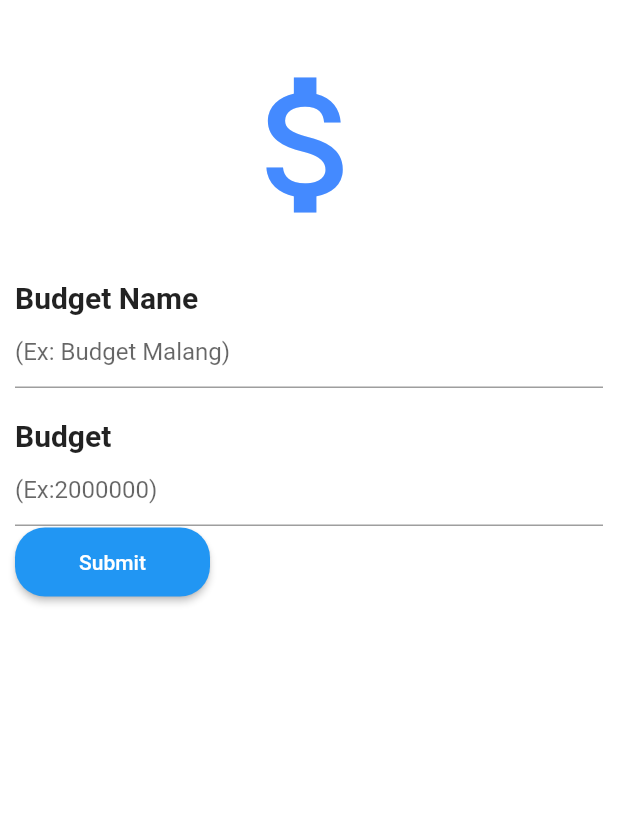
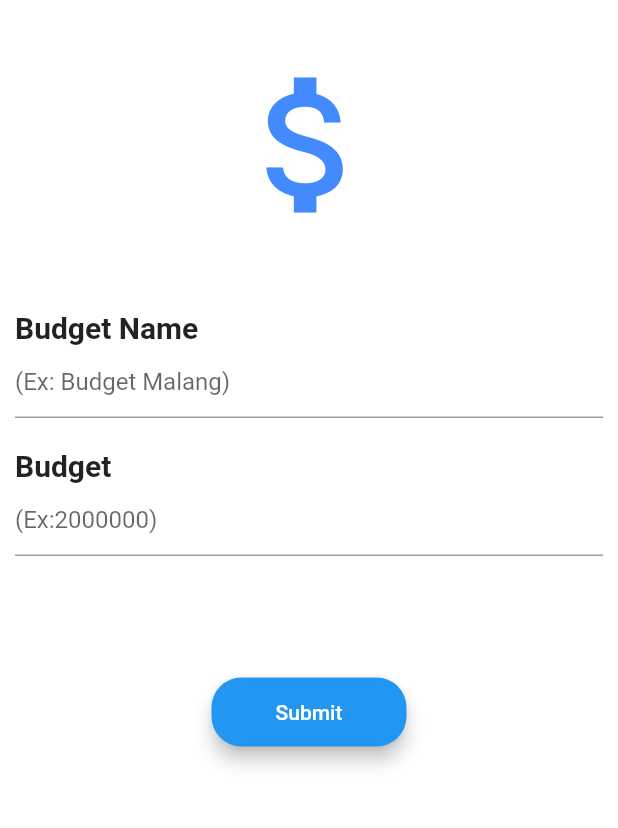
Before and after one commit to JonathanAndrei12/Backpacker-Mate, a Flutter app: the BudgetManagementPage screen opened directly, on a phone screen of 412 x 824 dp, the part 59-887 px from its top. Run offline on Flutter 3.47's test engine with Material 2 defaults, Android fonts, the phone set to English and light mode, and no system bars; our stand-ins replace cloud_firestore, equatable, firebase_auth, firebase_core, firebase_storage, flutter_spinkit and 2 more; accounts and stored records are empty; Roboto replaces fonts that are missing (Arial).

Commit message:
koreksi tipis
perbaikan letak button , lanjutan halaman

```diff
--- a/lib/ui/pages/budgetman_page.dart
+++ b/lib/ui/pages/budgetman_page.dart
@@ -43,7 +43,7 @@ class _BudgetManagementPageState extends State<BudgetManagementPage> {
                             size: 120.0,
                           ),
                         ),
-                        SizedBox(height: 30),
+                        SizedBox(height: 50),
                         Text(
                           "Budget Name",
                           style: TextStyle(
@@ -75,11 +75,16 @@ class _BudgetManagementPageState extends State<BudgetManagementPage> {
                             hintText: "(Ex:2000000)",
                           ),
                         ),
-                        RaisedButton(
+                        SizedBox(height: 80),
+                        Align(
+                            alignment: Alignment.bottomCenter,
+                            child: RaisedButton(
+                              elevation: 5,
                               padding: EdgeInsets.all(15),
                               child: Container(
                                 width: 100,
-                            child: Text("Submit", textAlign: TextAlign.center),
+                                child:
+                                    Text("Submit", textAlign: TextAlign.center),
                               ),
                               textColor: Colors.white,
                               color: Colors.blue,
@@ -92,7 +97,7 @@ class _BudgetManagementPageState extends State<BudgetManagementPage> {
                                   return BudgetManagementResult();
                                 }));
                               },
-                        ),
+                            ))
                       ]))
             ],
           )),
```
Also changed, not shown: lib/ui/pages/budgetman_result.dart (+13 -3 lines). Lines whose indentation alone changed are shown as unchanged.
